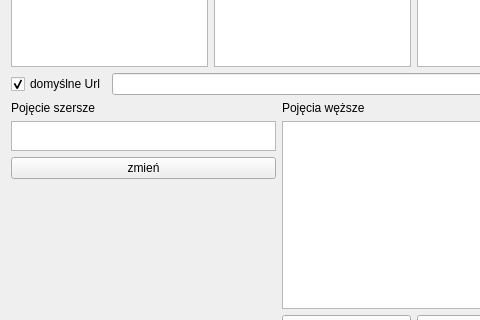
Old version of the form scalone/ui/edytor.ui in the repository mpichlin/KPW; both pictures show x 0 to 480 and y 180 to 500 of the 828 by 584 pixel window.
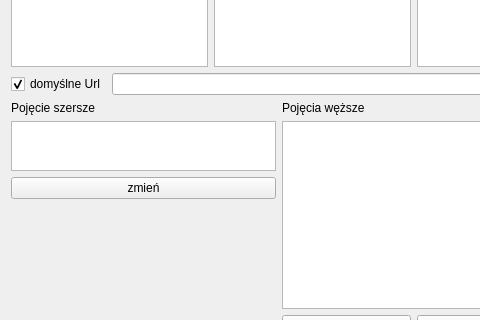
New version of the form.

Diff of the .ui file:
```diff
--- a/scalone/ui/edytor.ui
+++ b/scalone/ui/edytor.ui
@@ -185,10 +185,16 @@
          </item>
          <item>
           <widget class="QListWidget" name="szerszeQlista">
+           <property name="minimumSize">
+            <size>
+             <width>0</width>
+             <height>20</height>
+            </size>
+           </property>
            <property name="maximumSize">
             <size>
              <width>16777215</width>
-             <height>30</height>
+             <height>50</height>
             </size>
            </property>
           </widget>
```
Left out of the diff: 4 changed lines with no effect on the pictures.
